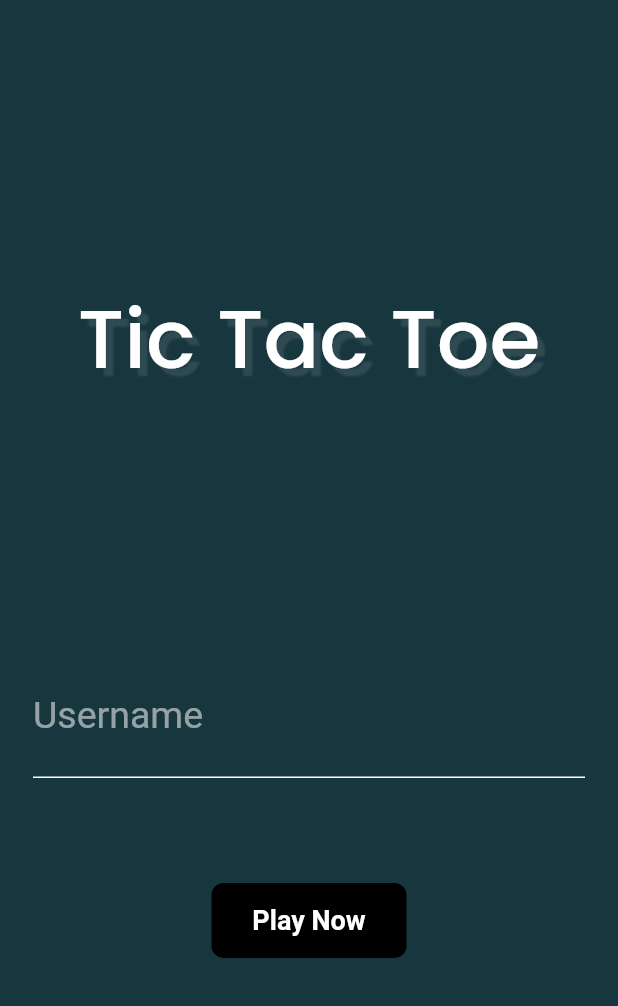
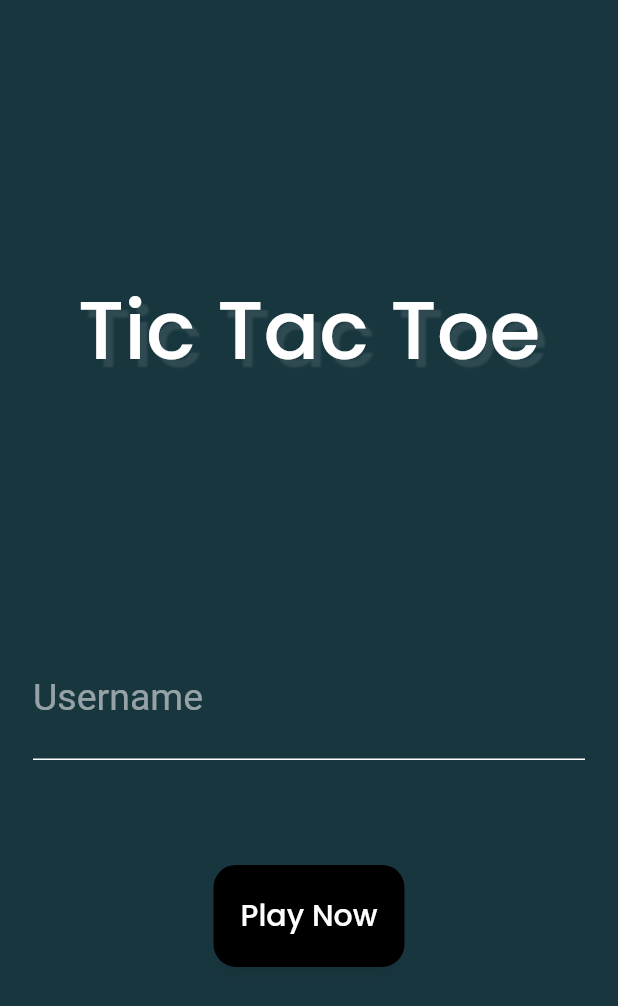
Before and after one commit to soulninja-dev/Tic-tac-toe, a Flutter app: the screen it shows after launch, on a phone screen of 412 x 824 dp. Shown: the top 1006 px of the screen. Run offline on Flutter 3.47's test engine with Material 2 defaults, Android fonts, the phone set to English and light mode, and no system bars; Roboto replaces fonts that are missing (KiwiMaru).

Commit message:
👀 nice updates to UI and some widget changes

```diff
--- a/lib/pages/home_page.dart
+++ b/lib/pages/home_page.dart
@@ -46,11 +46,25 @@ class HomePage extends StatelessWidget {
                     padding: const EdgeInsets.only(bottom: 70),
                     child: EnterUsername(br: _br),
                   ),
-                  Material(
-                    borderRadius: BorderRadius.circular(changeButton ? 50 : 8),
+                  Container(
+                    decoration: BoxDecoration(
+                      borderRadius: BorderRadius.all(
+                        Radius.circular(15),
+                      ),
                       color: Colors.black,
-                    child: InkWell(
-                      onTap: () {
+                    ),
+                    child: Padding(
+                      padding: const EdgeInsets.all(10.0),
+                      child: TextButton(
+                        style: TextButton.styleFrom(
+                          backgroundColor: Colors.black,
+                          primary: Colors.white,
+                          textStyle: TextStyle(
+                            fontSize: 20,
+                            fontFamily: "Poppins",
+                          ),
+                        ),
+                        onPressed: () {
                           Navigator.push(
                             context,
                             MaterialPageRoute(
@@ -58,20 +72,7 @@ class HomePage extends StatelessWidget {
                             ),
                           );
                         },
-                      child: AnimatedContainer(
-                        duration: Duration(seconds: 1),
-                        width: changeButton ? 50 : 130,
-                        height: 50,
-                        alignment: Alignment.center,
-                        child: Text(
-                          "Play Now",
-                          style: TextStyle(
-                            fontSize: 18,
-                            color: Colors.white,
-                            fontWeight: FontWeight.bold,
-                            fontFamily: "KiwiMaru",
-                          ),
-                        ),
+                        child: Text("Play Now"),
                       ),
                     ),
                   ),
```
Lines whose indentation alone changed are shown as unchanged.
